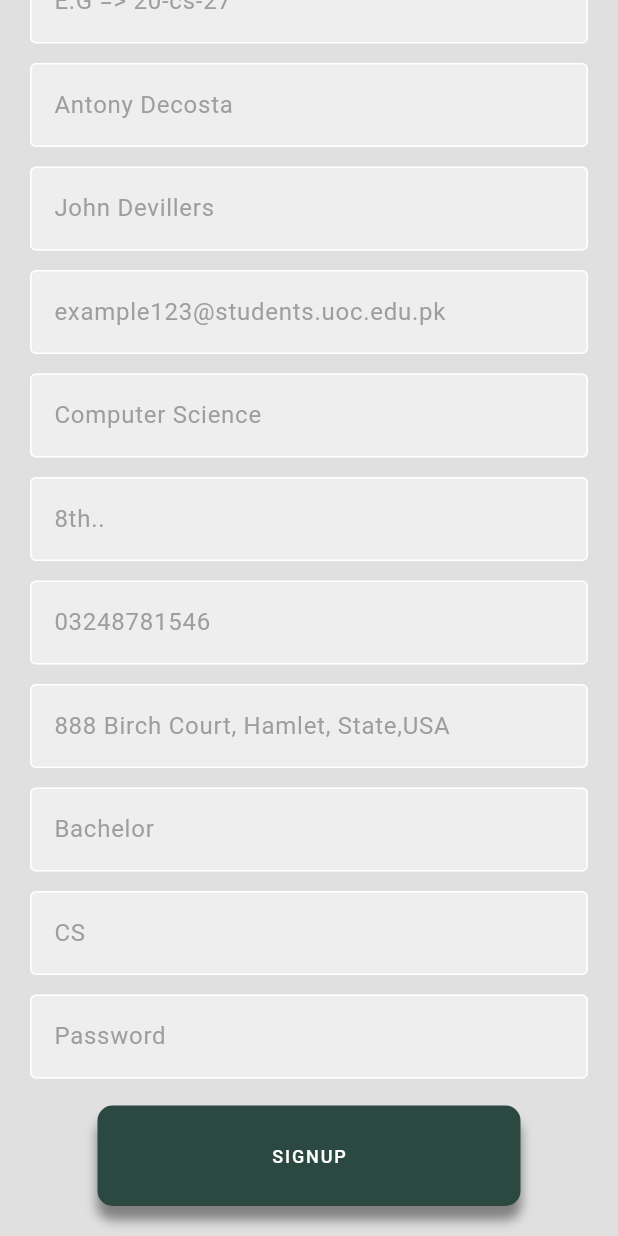
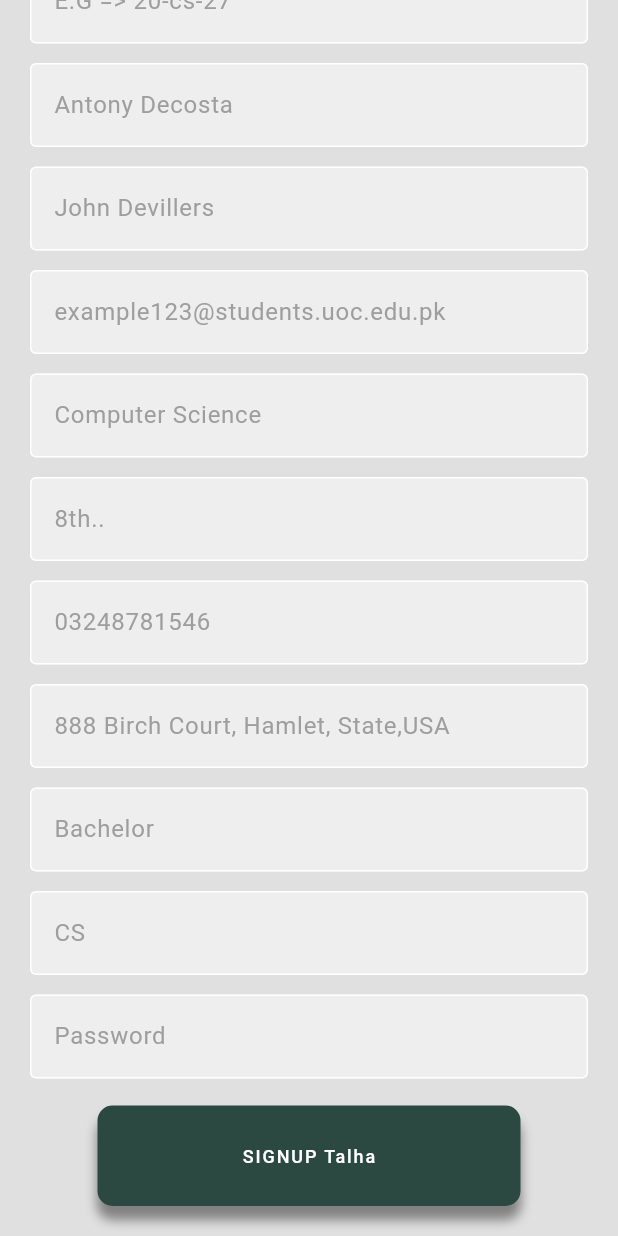
Before and after one commit to ASUSTHENOOB/flutterlibraryapp, a Flutter app: the SignUp screen opened by its route, scrolled down 182 dp, on a phone screen of 412 x 824 dp. Run offline on Flutter 3.47's test engine with Material 3 defaults, Android fonts, the phone set to English and light mode, and no system bars; our stand-ins replace animated_text_kit, carousel_slider, google_fonts, image_picker, shared_preferences, smooth_page_indicator and 1 more; accounts and stored records are empty.

Commit message:
talha added

```diff
--- a/lib/screens/signup_screen.dart
+++ b/lib/screens/signup_screen.dart
@@ -224,7 +224,7 @@ class _SignUpState extends State<SignUp> {
                   borderRadius: BorderRadius.circular(10),
                 ),
                 child: Center(
-                  child: Text("SIGNUP",
+                  child: Text("SIGNUP Talha",
                       style: GoogleFonts.roboto(
                           textStyle: Theme.of(context).textTheme.labelLarge)),
                 ),
```
